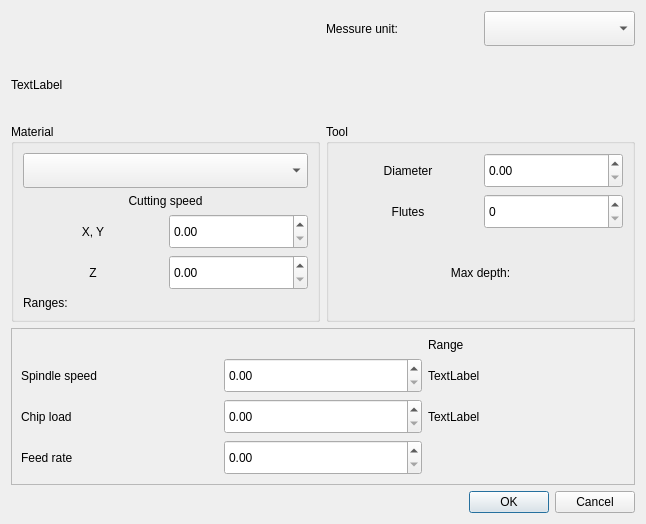
Old version of the form sources/forms/CuttingCalc.ui in the repository eduard-x/cnc-qt.
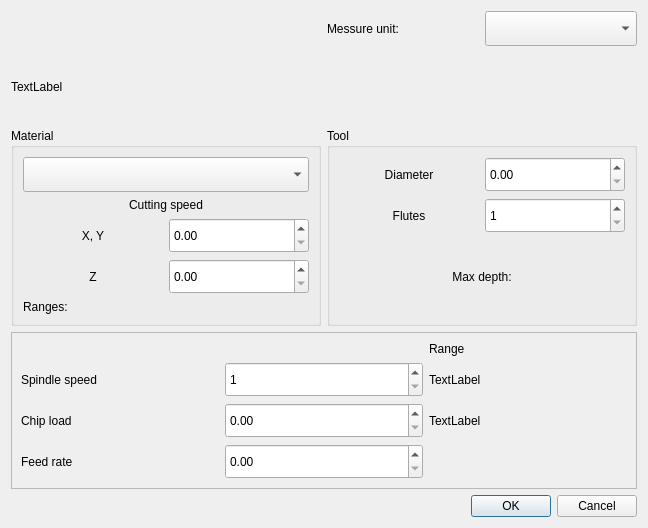
New version of the form.

Commit message: cutting calculations

Diff of the .ui file:
```diff
--- a/sources/forms/CuttingCalc.ui
+++ b/sources/forms/CuttingCalc.ui
@@ -7,7 +7,7 @@
     <x>0</x>
     <y>0</y>
     <width>646</width>
-    <height>524</height>
+    <height>528</height>
    </rect>
   </property>
   <property name="windowTitle">
@@ -46,16 +46,6 @@
         </property>
        </widget>
       </item>
-      <item row="1" column="1">
-       <widget class="QDoubleSpinBox" name="doubleSpinSpindleSpeed">
-        <property name="minimumSize">
-         <size>
-          <width>0</width>
-          <height>35</height>
-         </size>
-        </property>
-       </widget>
-      </item>
       <item row="1" column="2">
        <widget class="QLabel" name="labelRangeSpindle">
         <property name="text">
@@ -109,6 +99,28 @@
           <height>35</height>
          </size>
         </property>
+        <property name="maximum">
+         <double>999.899999999999977</double>
+        </property>
+       </widget>
+      </item>
+      <item row="1" column="1">
+       <widget class="QSpinBox" name="doubleSpinSpindleSpeed">
+        <property name="minimumSize">
+         <size>
+          <width>0</width>
+          <height>35</height>
+         </size>
+        </property>
+        <property name="minimum">
+         <number>1</number>
+        </property>
+        <property name="maximum">
+         <number>30000</number>
+        </property>
+        <property name="singleStep">
+         <number>100</number>
+        </property>
        </widget>
       </item>
      </layout>
@@ -126,6 +138,12 @@
    </item>
    <item row="2" column="0" colspan="2">
     <widget class="QGroupBox" name="groupMaterial">
+     <property name="minimumSize">
+      <size>
+       <width>310</width>
+       <height>0</height>
+      </size>
+     </property>
      <property name="title">
       <string>Material</string>
      </property>
@@ -226,6 +244,12 @@
    </item>
    <item row="2" column="2" colspan="2">
     <widget class="QGroupBox" name="groupTool">
+     <property name="minimumSize">
+      <size>
+       <width>310</width>
+       <height>0</height>
+      </size>
+     </property>
      <property name="title">
       <string>Tool</string>
      </property>
@@ -274,6 +298,12 @@
             <height>35</height>
            </size>
           </property>
+          <property name="minimum">
+           <number>1</number>
+          </property>
+          <property name="maximum">
+           <number>100</number>
+          </property>
          </widget>
         </item>
        </layout>
```
The commit also changes 10 other files.
